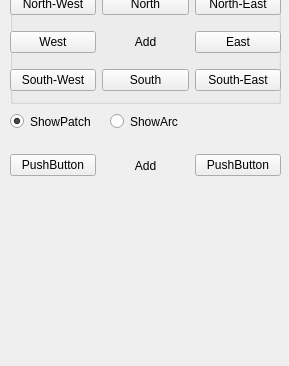
Above: QtFramework/GUI/SideWidget.ui from imecstamas/cagd-hermite before the change; both pictures show x 0 to 289 and y 327 to 693 of the 289 by 693 pixel window. Below: the same form after it.
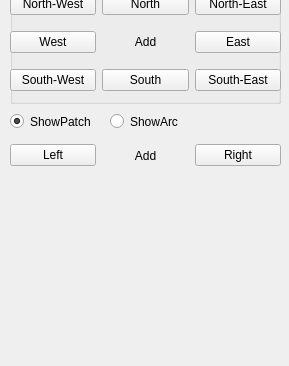
That is the form after the change.

Commit message: Add arc to LEFT and RIGHT programatically.

```diff
--- a/QtFramework/GUI/SideWidget.ui
+++ b/QtFramework/GUI/SideWidget.ui
@@ -409,7 +409,7 @@
    <property name="geometry">
     <rect>
      <x>10</x>
-     <y>480</y>
+     <y>470</y>
      <width>271</width>
      <height>25</height>
     </rect>
@@ -418,7 +418,7 @@
     <item>
      <widget class="QPushButton" name="pushButton">
       <property name="text">
-       <string>PushButton</string>
+       <string>Left</string>
       </property>
      </widget>
     </item>
@@ -435,7 +435,7 @@
     <item>
      <widget class="QPushButton" name="pushButton_2">
       <property name="text">
-       <string>PushButton</string>
+       <string>Right</string>
       </property>
      </widget>
     </item>
```
Left out of the diff: 4 changed lines with no effect on the pictures. The commit also changes 2 other files.
